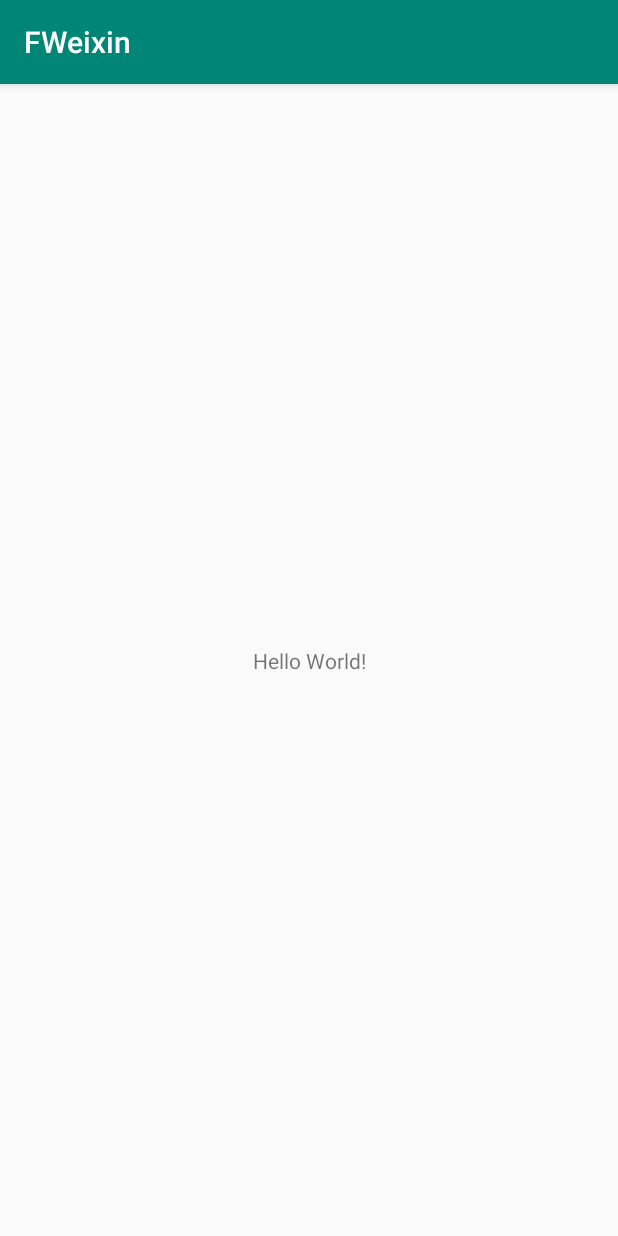
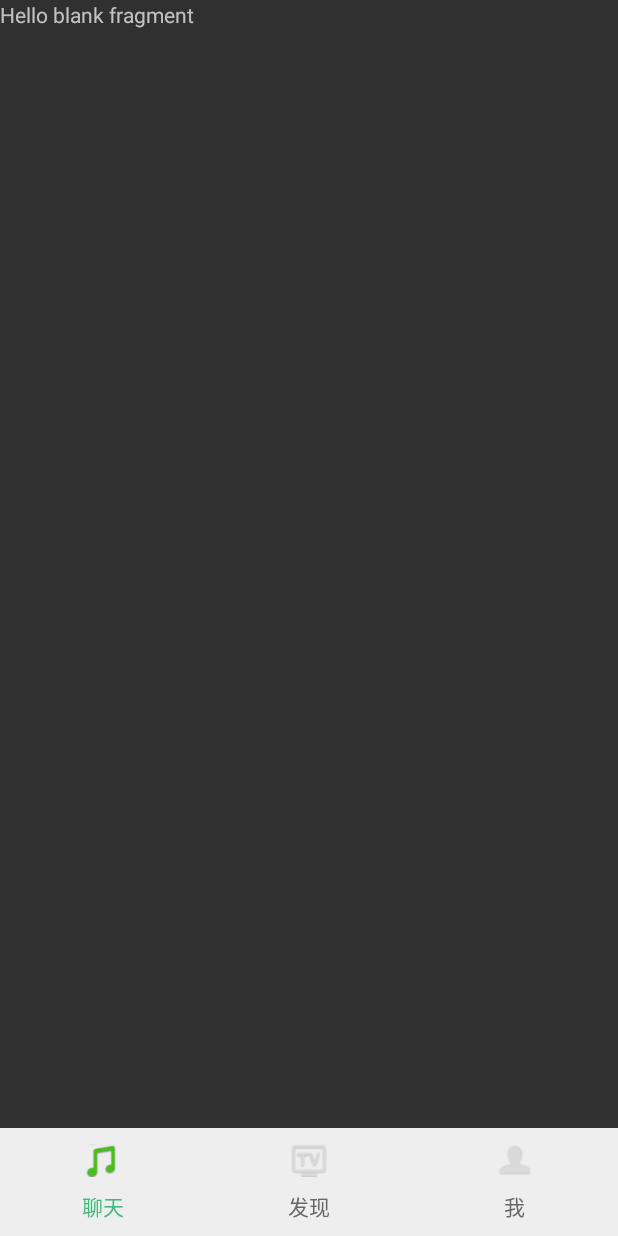
Before and after one commit to lvjie0519/FWeixin, an Android app: the screen it shows after launch (FWeixinMainActivity), on a phone screen of 412 x 824 dp. Run offline under Robolectric (Android 15) with nearby library versions, the phone set to English and light mode, and no system bars.

Commit message:
init framework

```diff
--- a/app/build.gradle
+++ b/app/build.gradle
@@ -22,6 +22,8 @@ dependencies {
     implementation fileTree(dir: 'libs', include: ['*.jar'])
     implementation 'com.android.support:appcompat-v7:28.0.0'
     implementation 'com.android.support.constraint:constraint-layout:1.1.3'
+    implementation 'com.android.support:support-v4:28.0.0'
+    implementation 'com.android.support:design:28.0.0'
     testImplementation 'junit:junit:4.12'
     androidTestImplementation 'com.android.support.test:runner:1.0.2'
     androidTestImplementation 'com.android.support.test.espresso:espresso-core:3.0.2'
--- a/app/src/main/AndroidManifest.xml
+++ b/app/src/main/AndroidManifest.xml
@@ -9,7 +9,9 @@
         android:roundIcon="@mipmap/ic_launcher_round"
         android:supportsRtl="true"
         android:theme="@style/AppTheme">
-        <activity android:name=".FWeixinMainActivity">
+        <activity
+            android:name=".FWeixinMainActivity"
+            android:theme="@style/Theme.AppCompat.NoActionBar">
             <intent-filter>
                 <action android:name="android.intent.action.MAIN" />
 
--- a/app/src/main/java/com/cn/fweixin/FWeixinMainActivity.java
+++ b/app/src/main/java/com/cn/fweixin/FWeixinMainActivity.java
@@ -1,13 +1,88 @@
 package com.cn.fweixin;
 
-import android.support.v7.app.AppCompatActivity;
 import android.os.Bundle;
+import android.support.design.widget.TabLayout;
+import android.support.v4.view.ViewPager;
 
-public class FWeixinMainActivity extends AppCompatActivity {
+import com.cn.fweixin.activity.adapter.MainViewPagerAdapter;
+import com.cn.fweixin.activity.base.BaseActivity;
+
+public class FWeixinMainActivity extends BaseActivity {
+
+    private ViewPager vpMainPager;
+    private TabLayout tbLayoutButtom;
+
+
+    //未选中的Tab图片
+    private int[] unSelectTabRes = new int[]{
+            R.mipmap.pic_chat_normal,
+            R.mipmap.pic_find_normal,
+            R.mipmap.pic_me_normal,};
+    //选中的Tab图片
+    private int[] selectTabRes = new int[]{
+            R.mipmap.pic_chat_press,
+            R.mipmap.pic_find_press,
+            R.mipmap.pic_me_press,};
+
 
     @Override
-    protected void onCreate(Bundle savedInstanceState) {
-        super.onCreate(savedInstanceState);
-        setContentView(R.layout.activity_fweixin_main);
+    protected int getLayoutId() {
+        return R.layout.activity_fweixin_main;
     }
-}
+
+    @Override
+    protected void afterOnCreate(Bundle savedInstanceState) {
+        initView();
+        bindListener();
+    }
+
+    private void initView(){
+        vpMainPager = findViewById(R.id.vp_main_content_view);
+        tbLayoutButtom = findViewById(R.id.tb_layout_main_buttom);
+
+        vpMainPager.setAdapter(new MainViewPagerAdapter(getSupportFragmentManager()));
+        tbLayoutButtom.setupWithViewPager(vpMainPager);
+
+        int len = unSelectTabRes.length;
+        for(int i=0; i<len; i++){
+            if (i == 0) {
+                tbLayoutButtom.getTabAt(0).setIcon(selectTabRes[0]);
+            } else {
+                tbLayoutButtom.getTabAt(i).setIcon(unSelectTabRes[i]);
+            }
+        }
+    }
+
+    private void bindListener() {
+        //TabLayout切换时导航栏图片处理
+        tbLayoutButtom.addOnTabSelectedListener(new TabLayout.OnTabSelectedListener() {
+            @Override
+            public void onTabSelected(TabLayout.Tab tab) {//选中图片操作
+                for (int i = 0; i < selectTabRes.length; i++) {
+                    if (tab == tbLayoutButtom.getTabAt(i)) {
+                        tbLayoutButtom.getTabAt(i).setIcon(selectTabRes[i]);
+                        vpMainPager.setCurrentItem(i);
+                    }
+                }
+            }
+
+            @Override
+            public void onTabUnselected(TabLayout.Tab tab) {//未选中图片操作
+                for (int i = 0; i < unSelectTabRes.length; i++) {
+                    if (tab == tbLayoutButtom.getTabAt(i)) {
+                        tbLayoutButtom.getTabAt(i).setIcon(unSelectTabRes[i]);
+                    }
+                }
+            }
+
+            @Override
+            public void onTabReselected(TabLayout.Tab tab) {
+            }
+        });
+
+    }
+
+
+
+
+    }
--- /dev/null
+++ b/app/src/main/java/com/cn/fweixin/activity/adapter/MainViewPagerAdapter.java
@@ -0,0 +1,66 @@
+package com.cn.fweixin.activity.adapter;
+
+import android.support.annotation.Nullable;
+import android.support.v4.app.Fragment;
+import android.support.v4.app.FragmentManager;
+import android.support.v4.app.FragmentPagerAdapter;
+
+import com.cn.fweixin.fragment.ChartMainTabFragment;
+import com.cn.fweixin.fragment.FindMainTabFragment;
+import com.cn.fweixin.fragment.MeMainTabFragment;
+import com.cn.fweixin.fragment.base.BaseFragment;
+
+import java.util.ArrayList;
+import java.util.List;
+
+public class MainViewPagerAdapter extends FragmentPagerAdapter {
+
+    private Class[] fragmentsClass = {
+            ChartMainTabFragment.class,
+            FindMainTabFragment.class,
+            MeMainTabFragment.class
+    };
+    //Tab标题
+    private String[] pageTitles = new String[]{"聊天", "发现", "我"};
+
+    private List<BaseFragment> mFragments;
+
+    public MainViewPagerAdapter(FragmentManager fm) {
+        super(fm);
+
+        initData();
+    }
+
+    private void initData(){
+        if(mFragments == null){
+            mFragments = new ArrayList<>();
+        }
+        mFragments.clear();
+        int len = fragmentsClass.length;
+        for(int i=0; i<len; i++){
+            try {
+                mFragments.add((BaseFragment) fragmentsClass[i].newInstance());
+            } catch (IllegalAccessException e) {
+                e.printStackTrace();
+            } catch (InstantiationException e) {
+                e.printStackTrace();
+            }
+        }
+    }
+
+    @Override
+    public Fragment getItem(int i) {
+        return mFragments.get(i);
+    }
+
+    @Override
+    public int getCount() {
+        return mFragments.size();
+    }
+
+    @Nullable
+    @Override
+    public CharSequence getPageTitle(int position) {
+        return pageTitles[position];
+    }
+}
--- /dev/null
+++ b/app/src/main/java/com/cn/fweixin/activity/base/BaseActivity.java
@@ -0,0 +1,20 @@
+package com.cn.fweixin.activity.base;
+
+import android.support.v7.app.AppCompatActivity;
+import android.os.Bundle;
+
+public abstract class BaseActivity extends AppCompatActivity {
+
+    @Override
+    protected void onCreate(Bundle savedInstanceState) {
+        super.onCreate(savedInstanceState);
+        setContentView(getLayoutId());
+
+        afterOnCreate(savedInstanceState);
+    }
+
+    protected abstract int getLayoutId();
+
+    protected abstract void afterOnCreate(Bundle savedInstanceState);
+
+}
--- /dev/null
+++ b/app/src/main/java/com/cn/fweixin/fragment/ChartMainTabFragment.java
@@ -0,0 +1,30 @@
+package com.cn.fweixin.fragment;
+
+
+import android.os.Bundle;
+import android.view.LayoutInflater;
+import android.view.View;
+import android.view.ViewGroup;
+
+import com.cn.fweixin.R;
+import com.cn.fweixin.fragment.base.BaseFragment;
+
+/**
+ * A simple {@link BaseFragment} subclass.
+ */
+public class ChartMainTabFragment extends BaseFragment {
+
+
+    public ChartMainTabFragment() {
+        // Required empty public constructor
+    }
+
+
+    @Override
+    public View onCreateView(LayoutInflater inflater, ViewGroup container,
+                             Bundle savedInstanceState) {
+        // Inflate the layout for this fragment
+        return inflater.inflate(R.layout.fragment_chart_main_tab, container, false);
+    }
+
+}
--- /dev/null
+++ b/app/src/main/java/com/cn/fweixin/fragment/FindMainTabFragment.java
@@ -0,0 +1,30 @@
+package com.cn.fweixin.fragment;
+
+
+import android.os.Bundle;
+import android.view.LayoutInflater;
+import android.view.View;
+import android.view.ViewGroup;
+
+import com.cn.fweixin.R;
+import com.cn.fweixin.fragment.base.BaseFragment;
+
+/**
+ * A simple {@link BaseFragment} subclass.
+ */
+public class FindMainTabFragment extends BaseFragment {
+
+
+    public FindMainTabFragment() {
+        // Required empty public constructor
+    }
+
+
+    @Override
+    public View onCreateView(LayoutInflater inflater, ViewGroup container,
+                             Bundle savedInstanceState) {
+        // Inflate the layout for this fragment
+        return inflater.inflate(R.layout.fragment_find_main_tab, container, false);
+    }
+
+}
--- /dev/null
+++ b/app/src/main/java/com/cn/fweixin/fragment/MeMainTabFragment.java
@@ -0,0 +1,30 @@
+package com.cn.fweixin.fragment;
+
+
+import android.os.Bundle;
+import android.view.LayoutInflater;
+import android.view.View;
+import android.view.ViewGroup;
+
+import com.cn.fweixin.R;
+import com.cn.fweixin.fragment.base.BaseFragment;
+
+/**
+ * A simple {@link BaseFragment} subclass.
+ */
+public class MeMainTabFragment extends BaseFragment {
+
+
+    public MeMainTabFragment() {
+        // Required empty public constructor
+    }
+
+
+    @Override
+    public View onCreateView(LayoutInflater inflater, ViewGroup container,
+                             Bundle savedInstanceState) {
+        // Inflate the layout for this fragment
+        return inflater.inflate(R.layout.fragment_me_main_tab, container, false);
+    }
+
+}
--- /dev/null
+++ b/app/src/main/java/com/cn/fweixin/fragment/base/BaseFragment.java
@@ -0,0 +1,6 @@
+package com.cn.fweixin.fragment.base;
+
+import android.support.v4.app.Fragment;
+
+public class BaseFragment extends Fragment {
+}
--- a/app/src/main/res/layout/activity_fweixin_main.xml
+++ b/app/src/main/res/layout/activity_fweixin_main.xml
@@ -1,18 +1,27 @@
 <?xml version="1.0" encoding="utf-8"?>
-<android.support.constraint.ConstraintLayout xmlns:android="http://schemas.android.com/apk/res/android"
+<LinearLayout xmlns:android="http://schemas.android.com/apk/res/android"
     xmlns:app="http://schemas.android.com/apk/res-auto"
     xmlns:tools="http://schemas.android.com/tools"
     android:layout_width="match_parent"
     android:layout_height="match_parent"
-    tools:context=".FWeixinMainActivity">
+    tools:context=".FWeixinMainActivity"
+    android:orientation="vertical">
 
-    <TextView
-        android:layout_width="wrap_content"
+    <android.support.v4.view.ViewPager
+        android:id="@+id/vp_main_content_view"
+        android:layout_width="match_parent"
+        android:layout_height="0dp"
+        android:layout_weight="1"
+        android:scrollbars="none" />
+    <android.support.design.widget.TabLayout
+        android:id="@+id/tb_layout_main_buttom"
+        android:layout_width="match_parent"
         android:layout_height="wrap_content"
-        android:text="Hello World!"
-        app:layout_constraintBottom_toBottomOf="parent"
-        app:layout_constraintLeft_toLeftOf="parent"
-        app:layout_constraintRight_toRightOf="parent"
-        app:layout_constraintTop_toTopOf="parent" />
+        android:background="#eeeeee"
+        app:tabGravity="fill"
+        app:tabIndicatorHeight="0dp"
+        app:tabMode="fixed"
+        app:tabSelectedTextColor="#45b97c"
+        app:tabTextColor="#666666" />
 
-</android.support.constraint.ConstraintLayout>
+</LinearLayout>
--- /dev/null
+++ b/app/src/main/res/layout/fragment_chart_main_tab.xml
@@ -0,0 +1,14 @@
+<?xml version="1.0" encoding="utf-8"?>
+<FrameLayout xmlns:android="http://schemas.android.com/apk/res/android"
+    xmlns:tools="http://schemas.android.com/tools"
+    android:layout_width="match_parent"
+    android:layout_height="match_parent"
+    tools:context=".fragment.ChartMainTabFragment">
+
+    <!-- TODO: Update blank fragment layout -->
+    <TextView
+        android:layout_width="match_parent"
+        android:layout_height="match_parent"
+        android:text="@string/hello_blank_fragment" />
+
+</FrameLayout>
--- /dev/null
+++ b/app/src/main/res/layout/fragment_find_main_tab.xml
@@ -0,0 +1,14 @@
+<?xml version="1.0" encoding="utf-8"?>
+<FrameLayout xmlns:android="http://schemas.android.com/apk/res/android"
+    xmlns:tools="http://schemas.android.com/tools"
+    android:layout_width="match_parent"
+    android:layout_height="match_parent"
+    tools:context=".fragment.FindMainTabFragment">
+
+    <!-- TODO: Update blank fragment layout -->
+    <TextView
+        android:layout_width="match_parent"
+        android:layout_height="match_parent"
+        android:text="@string/hello_blank_fragment" />
+
+</FrameLayout>
--- /dev/null
+++ b/app/src/main/res/layout/fragment_me_main_tab.xml
@@ -0,0 +1,14 @@
+<?xml version="1.0" encoding="utf-8"?>
+<FrameLayout xmlns:android="http://schemas.android.com/apk/res/android"
+    xmlns:tools="http://schemas.android.com/tools"
+    android:layout_width="match_parent"
+    android:layout_height="match_parent"
+    tools:context=".fragment.MeMainTabFragment">
+
+    <!-- TODO: Update blank fragment layout -->
+    <TextView
+        android:layout_width="match_parent"
+        android:layout_height="match_parent"
+        android:text="@string/hello_blank_fragment" />
+
+</FrameLayout>
--- a/app/src/main/res/values/strings.xml
+++ b/app/src/main/res/values/strings.xml
@@ -1,3 +1,6 @@
 <resources>
     <string name="app_name">FWeixin</string>
+
+    <!-- TODO: Remove or change this placeholder text -->
+    <string name="hello_blank_fragment">Hello blank fragment</string>
 </resources>
```
Also changed, not shown: app/src/main/res/mipmap-xhdpi/pic_chat_normal.png (added), app/src/main/res/mipmap-xhdpi/pic_chat_press.png (added), app/src/main/res/mipmap-xhdpi/pic_find_normal.png (added), app/src/main/res/mipmap-xhdpi/pic_find_press.png (added), app/src/main/res/mipmap-xhdpi/pic_me_normal.png (added), app/src/main/res/mipmap-xhdpi/pic_me_press.png (added).
